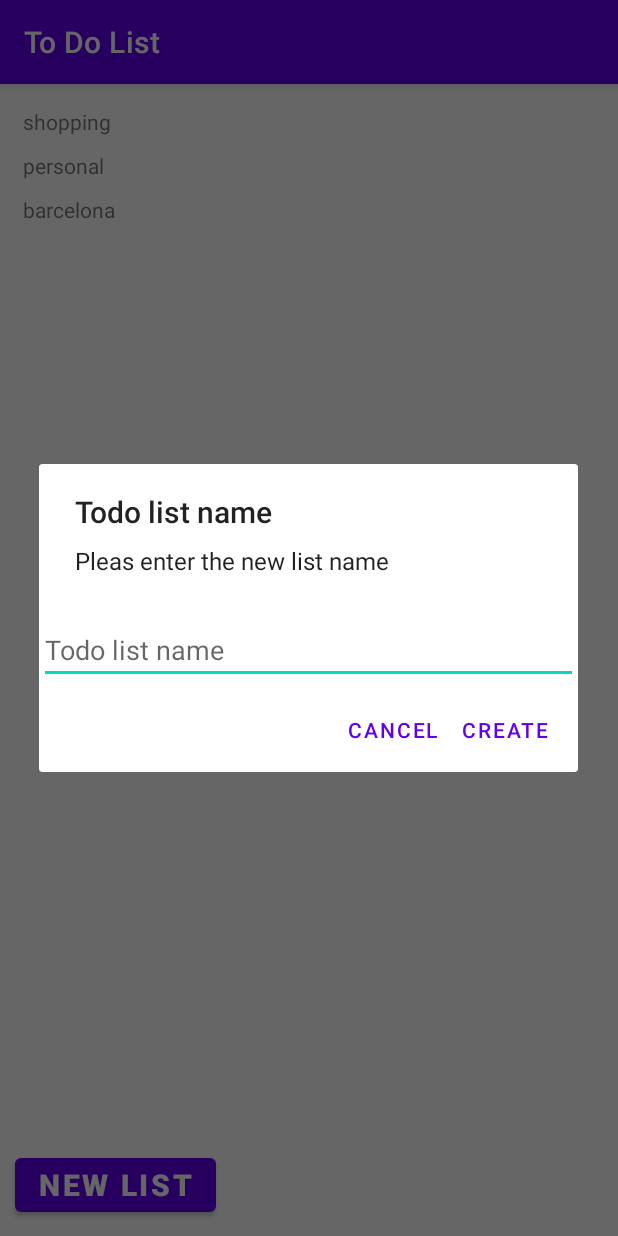
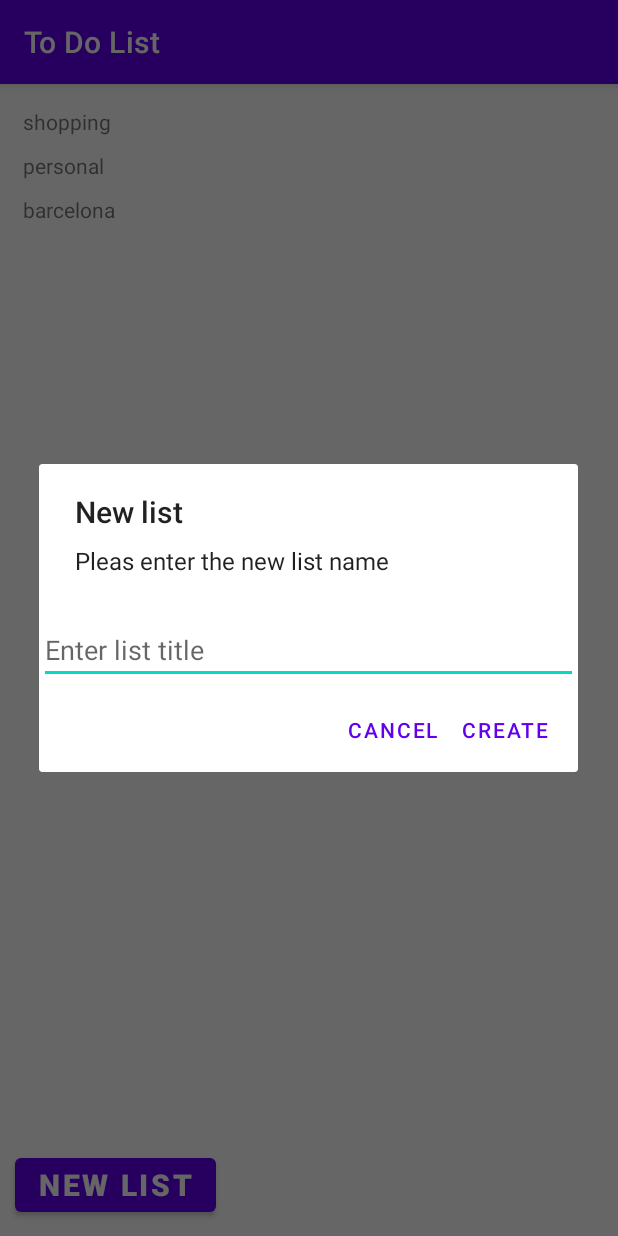
Before and after one commit to ananayis/To-Do-List, an Android app: the screen it shows after launch (MainActivity), after a tap on "NEW LIST", on a phone screen of 412 x 824 dp. Run offline under Robolectric (Android 15) with nearby library versions, the phone set to English and light mode, and no system bars.

Commit message:
add navigation to main fragment

```diff
--- a/app/src/main/java/com/parinaz/todolist/MainListFragment.kt
+++ b/app/src/main/java/com/parinaz/todolist/MainListFragment.kt
@@ -14,6 +14,7 @@ import android.widget.*
 import androidx.appcompat.app.AlertDialog
 import androidx.navigation.Navigation
 import androidx.navigation.findNavController
+import androidx.navigation.fragment.findNavController
 import com.parinaz.todolist.adapter.ItemAdapter
 
 
@@ -57,22 +58,24 @@ class MainListFragment : Fragment() {
     }
 
     override fun onViewCreated(view: View, savedInstanceState: Bundle?) {
-        //        val myDataset = Datasource().loadAffirmations()
         val toDoLists = Repository.getTodoLists()
-        val adapter = ItemAdapter(requireContext(), toDoLists)
+        val adapter = ItemAdapter(requireContext(), toDoLists) {
+
+            val action =
+                MainListFragmentDirections
+                    .actionMainListFragmentToToDoListFragment(todoListId = 1)
+            view.findNavController().navigate(action)
+        }
         binding.recyclerView.adapter = adapter
 
         binding.button.setOnClickListener(){
-            //Toast.makeText(context, "Invalid format used.", Toast.LENGTH_SHORT).show()
 
             context?.let {
                 val txtName =  EditText(it)
-
-// Set the default text to a link of the Queen
-                txtName.hint = "Todo list name"
+                txtName.hint = "Enter list title"
 
                 AlertDialog.Builder(it)
-                    .setTitle("Todo list name")
+                    .setTitle("New list")
                     .setMessage("Pleas enter the new list name")
                     .setView(txtName)
                     .setPositiveButton("Create"
@@ -80,7 +83,9 @@ class MainListFragment : Fragment() {
                         val text = txtName.text.toString()
                         if (text != ""){
                         Repository.addTodoList(text)
-                        binding.recyclerView.adapter = ItemAdapter(it, Repository.getTodoLists())
+                        binding.recyclerView.adapter = ItemAdapter(it, Repository.getTodoLists()) {
+//            findNavController().navigate
+                        }
                             }else{
                             Toast.makeText(context, "Name can not be empty", Toast.LENGTH_SHORT).show()
                             }
@@ -97,18 +102,6 @@ class MainListFragment : Fragment() {
         super.onDestroyView()
         _binding = null
     }
-
-//    override fun onClick(v: View) {
-//        val amount: Float = ...
-//        val action =
-//            SpecifyAmountFragmentDirections
-//                .actionSpecifyAmountFragmentToConfirmationFragment(amount)
-//        v.findNavController().navigate(action)
-//    }
-
-//    fun onClick(view: View?) {
-//        Navigation.findNavController(view).navigate(binding.action_mainListFragment_to_toDoListFragment)
-//    }
 
     companion object {
         /**
--- a/app/src/main/java/com/parinaz/todolist/ToDoListFragment.kt
+++ b/app/src/main/java/com/parinaz/todolist/ToDoListFragment.kt
@@ -35,6 +35,8 @@ class ToDoListFragment : Fragment() {
     ): View? {
         // Inflate the layout for this fragment
         return inflater.inflate(R.layout.fragment_to_do_list, container, false)
+
+
     }
 
     companion object {
--- a/app/src/main/java/com/parinaz/todolist/adapter/ItemAdapter.kt
+++ b/app/src/main/java/com/parinaz/todolist/adapter/ItemAdapter.kt
@@ -12,9 +12,11 @@ import com.parinaz.todolist.databinding.FragmentToDoListBinding
 import com.parinaz.todolist.databinding.ItemBinding
 import com.parinaz.todolist.domain.TodoList
 
-class ItemAdapter(private val context: Context,
-                  private val dataSet: List<TodoList>
-                  ) : RecyclerView.Adapter<ItemAdapter.ItemViewHolder>() {
+class ItemAdapter(
+    private val context: Context,
+    private val dataSet: List<TodoList>,
+    private val clickListener: (Long) -> Unit,
+    ) : RecyclerView.Adapter<ItemAdapter.ItemViewHolder>() {
     override fun onCreateViewHolder(parent: ViewGroup, viewType: Int): ItemViewHolder {
         val view = LayoutInflater.from(context).inflate(R.layout.item, parent, false)
         val itemViewHolder = ItemViewHolder(view)
@@ -24,14 +26,21 @@ class ItemAdapter(private val context: Context,
     override fun onBindViewHolder(holder: ItemViewHolder, position: Int) {
         val item = dataSet[position]
         holder.binding.name.text = item.name
+        holder.id = item.id
     }
 
     override fun getItemCount(): Int {
         return dataSet.size
     }
 
-    class ItemViewHolder(private val view: View) : RecyclerView.ViewHolder(view) {
+    inner class ItemViewHolder(view: View) : RecyclerView.ViewHolder(view) {
         val binding = ItemBinding.bind(view)
+        var id: Long = 0
+
+        init {
+            binding.root.setOnClickListener {
+                clickListener(id)
+            }
+        }
     }
-
 }
--- a/app/src/main/res/layout/item.xml
+++ b/app/src/main/res/layout/item.xml
@@ -11,6 +11,6 @@
         android:id="@+id/name"
         app:layout_constraintTop_toTopOf="parent"
         app:layout_constraintStart_toStartOf="parent"
-    android:layout_margin="10dp"/>
+        android:layout_margin="10dp" />
 
 </androidx.constraintlayout.widget.ConstraintLayout>
--- a/app/src/main/res/navigation/nav_graph.xml
+++ b/app/src/main/res/navigation/nav_graph.xml
@@ -17,5 +17,9 @@
     <fragment
         android:id="@+id/toDoListFragment"
         android:name="com.parinaz.todolist.ToDoListFragment"
-        android:label="ToDoListFragment" />
+        android:label="ToDoListFragment" >
+        <argument
+            android:name="todoListId"
+            app:argType="long" />
+    </fragment>
 </navigation>
```
Also changed, not shown: app/src/main/res/layout/fragment_to_do_list.xml (+8 -0 lines), app/src/main/java/com/parinaz/todolist/Repository.kt (line endings or trailing spaces). Lines whose indentation alone changed are shown as unchanged.
